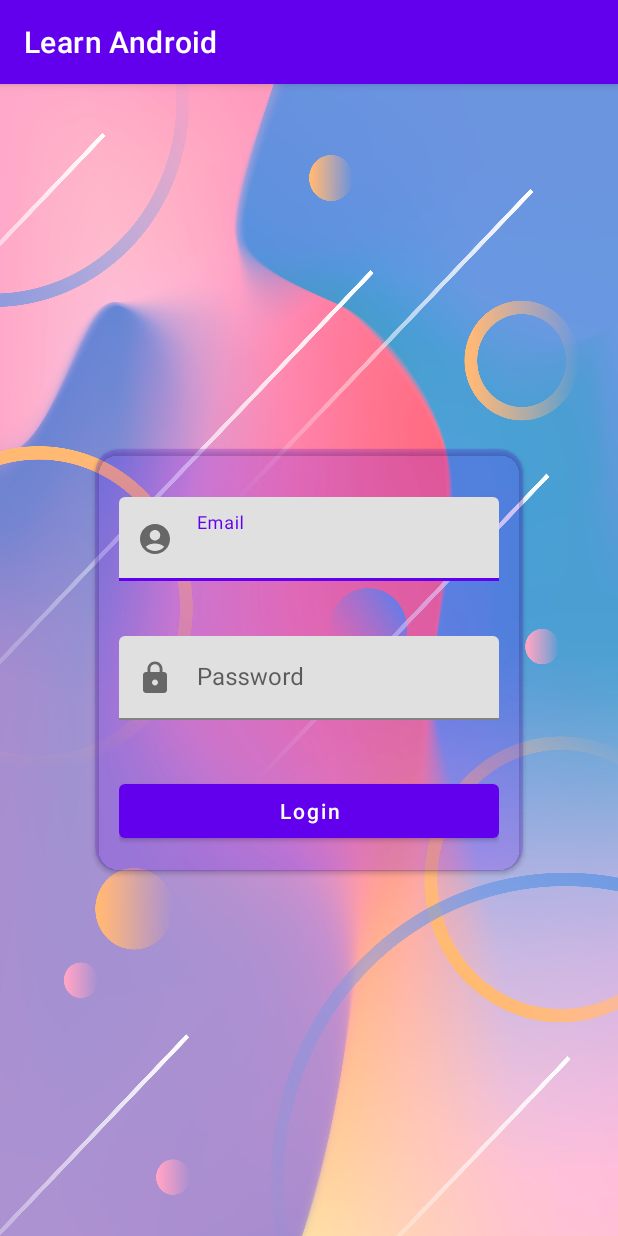
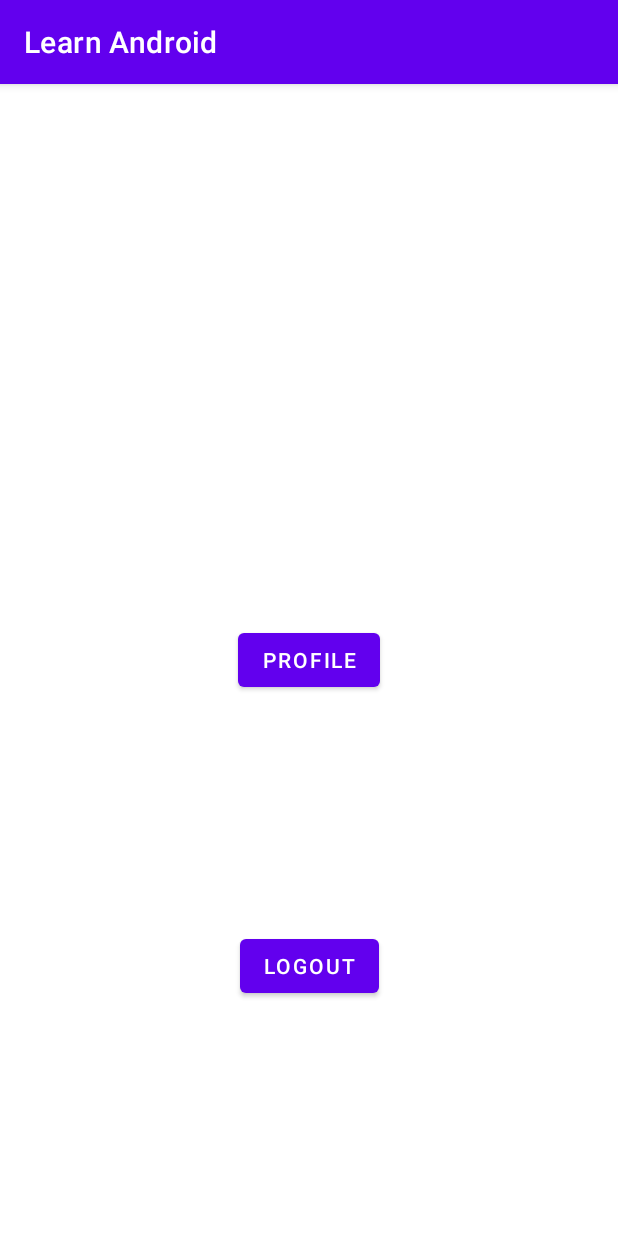
Before and after one commit to faimsoft/learn-android, an Android app: the screen it shows after launch (MainActivity before the commit, HomeActivity after it), after a tap on "Login", on a phone screen of 412 x 824 dp. Run offline under Robolectric (Android 15) with nearby library versions, the phone set to English and light mode, and no system bars.

Commit message:
first commit

```diff
--- a/app/src/main/AndroidManifest.xml
+++ b/app/src/main/AndroidManifest.xml
@@ -14,7 +14,7 @@
         android:theme="@style/Theme.LearnAndroid"
         tools:targetApi="31">
         <activity
-            android:name=".MainActivity"
+            android:name=".SplashActivity"
             android:exported="true">
             <intent-filter>
                 <action android:name="android.intent.action.MAIN" />
@@ -26,6 +26,10 @@
         <activity android:name=".HomeActivity"
             android:exported="false"/>
 
+
+        <activity android:name=".LoginActivity"
+            android:exported="false"/>
+
     </application>
 
 </manifest>
--- a/app/src/main/java/com/faimsoft/learnandroid/HomeActivity.kt
+++ b/app/src/main/java/com/faimsoft/learnandroid/HomeActivity.kt
@@ -1,18 +1,23 @@
 package com.faimsoft.learnandroid
 
 import android.os.Bundle
+import androidx.activity.viewModels
 import androidx.appcompat.app.AppCompatActivity
 import com.faimsoft.learnandroid.databinding.ActivityHomeBinding
+import com.faimsoft.learnandroid.ui.MainViewModel
 
 class HomeActivity: AppCompatActivity() {
+
+    private val mainViewModel: MainViewModel by viewModels()
 
     private lateinit var binding: ActivityHomeBinding
 
     override fun onCreate(savedInstanceState: Bundle?) {
         super.onCreate(savedInstanceState)
+        mainViewModel.init(this)
+
         binding = ActivityHomeBinding.inflate(layoutInflater)
         setContentView(binding.root)
-
 
     }
 
--- a/app/src/main/java/com/faimsoft/learnandroid/MainActivity.kt
+++ b/app/src/main/java/com/faimsoft/learnandroid/LoginActivity.kt
@@ -5,17 +5,23 @@ import androidx.appcompat.app.AppCompatActivity
 import android.os.Bundle
 import android.util.Log
 import android.widget.Toast
-import com.faimsoft.learnandroid.databinding.ActivityMainBinding
+import androidx.activity.viewModels
+import com.faimsoft.learnandroid.databinding.ActivityLoginBinding
+import com.faimsoft.learnandroid.ui.MainViewModel
 import com.google.android.material.textfield.TextInputLayout
 
-class MainActivity : AppCompatActivity() {
+class LoginActivity : AppCompatActivity() {
 
-    private lateinit var binding: ActivityMainBinding
+    private lateinit var binding: ActivityLoginBinding
+
+    private val mainViewModel: MainViewModel by viewModels()
 
     override fun onCreate(savedInstanceState: Bundle?) {
         super.onCreate(savedInstanceState)
-        binding = ActivityMainBinding.inflate(layoutInflater)
+        binding = ActivityLoginBinding.inflate(layoutInflater)
         setContentView(binding.root)
+
+        mainViewModel.init(this)
 
         binding.login.setOnClickListener {
             val email = binding.etUsername.text.toString().trim()
@@ -23,13 +29,11 @@ class MainActivity : AppCompatActivity() {
 
             Log.e(TAG,"email: $email , password: $password")
 
-            if (email == "1234" && password == "1234") {
-                val intent = Intent(this, HomeActivity::class.java)
-                startActivity(intent)
-                return@setOnClickListener
-            }
-            Toast.makeText(this, "Invalid username or password", Toast.LENGTH_SHORT).show()
+            mainViewModel.appDataProvider.login(email, password)
 
+            val intent = Intent(this, HomeActivity::class.java)
+            startActivity(intent)
+            finish()
         }
 
 
--- /dev/null
+++ b/app/src/main/java/com/faimsoft/learnandroid/SplashActivity.kt
@@ -0,0 +1,44 @@
+package com.faimsoft.learnandroid
+
+import android.annotation.SuppressLint
+import android.content.Intent
+import android.os.Bundle
+import android.os.Handler
+import android.os.Looper
+import androidx.activity.viewModels
+import androidx.appcompat.app.AppCompatActivity
+import com.faimsoft.learnandroid.databinding.ActivitySplashBinding
+import com.faimsoft.learnandroid.ui.MainViewModel
+
+@SuppressLint("CustomSplashScreen")
+class SplashActivity: AppCompatActivity() {
+
+    private val mainViewModel: MainViewModel by viewModels()
+    private val handler = Handler(Looper.getMainLooper())
+
+    private lateinit var binding: ActivitySplashBinding
+
+    override fun onCreate(savedInstanceState: Bundle?) {
+        super.onCreate(savedInstanceState)
+        binding = ActivitySplashBinding.inflate(layoutInflater)
+        setContentView(binding.root)
+
+        mainViewModel.init(this)
+
+        handler.postDelayed({
+            if (mainViewModel.appDataProvider.getEmail().isNullOrEmpty()) {
+                val intent = Intent(this, LoginActivity::class.java)
+                startActivity(intent)
+                finish()
+                return@postDelayed
+            }
+            val intent = Intent(this, HomeActivity::class.java)
+            startActivity(intent)
+            finish()
+        }, 2000)
+
+
+    }
+
+
+}
--- /dev/null
+++ b/app/src/main/java/com/faimsoft/learnandroid/config/AppDataProvider.kt
@@ -0,0 +1,27 @@
+package com.faimsoft.learnandroid.config
+
+import android.content.Context
+
+class AppDataProvider(context: Context) {
+
+
+    private val preferences = context.getSharedPreferences("my-data", Context.MODE_PRIVATE)
+
+
+    fun login(email: String, password: String) {
+        preferences.edit().apply {
+            putString("email", email)
+            putString("password", password)
+            apply()
+        }
+    }
+
+    fun getEmail() = preferences.getString("email", "")
+
+    fun getPassword() = preferences.getString("password", "")
+
+    fun logout() {
+        preferences.edit().clear().apply()
+    }
+
+}
--- /dev/null
+++ b/app/src/main/java/com/faimsoft/learnandroid/ui/MainViewModel.kt
@@ -0,0 +1,16 @@
+package com.faimsoft.learnandroid.ui
+
+import android.content.Context
+import androidx.lifecycle.ViewModel
+import com.faimsoft.learnandroid.config.AppDataProvider
+
+class MainViewModel: ViewModel() {
+
+    lateinit var appDataProvider: AppDataProvider
+
+    fun init(context: Context) {
+        appDataProvider = AppDataProvider(context)
+    }
+
+
+}
--- /dev/null
+++ b/app/src/main/java/com/faimsoft/learnandroid/ui/fragments/HomeFragment.kt
@@ -0,0 +1,50 @@
+package com.faimsoft.learnandroid.ui.fragments
+
+import android.content.Intent
+import android.os.Bundle
+import android.view.LayoutInflater
+import android.view.View
+import android.view.ViewGroup
+import androidx.fragment.app.Fragment
+import androidx.fragment.app.activityViewModels
+import androidx.navigation.fragment.findNavController
+import com.faimsoft.learnandroid.LoginActivity
+import com.faimsoft.learnandroid.databinding.FragmentHomeBinding
+import com.faimsoft.learnandroid.ui.MainViewModel
+
+class HomeFragment : Fragment() {
+
+    private val mainViewModel: MainViewModel by activityViewModels()
+
+    private lateinit var binding: FragmentHomeBinding
+
+    override fun onCreateView(
+        inflater: LayoutInflater, container: ViewGroup?,
+        savedInstanceState: Bundle?
+    ): View {
+        binding = FragmentHomeBinding.inflate(inflater, container, false)
+        return binding.root
+    }
+
+    override fun onViewCreated(view: View, savedInstanceState: Bundle?) {
+        super.onViewCreated(view, savedInstanceState)
+
+        binding.profile.setOnClickListener {
+            val action = HomeFragmentDirections.actionHomeFragmentToProfileFragment("Imran")
+            findNavController().navigate(action)
+        }
+
+        binding.email.text = mainViewModel.appDataProvider.getEmail()
+
+        binding.logout.setOnClickListener {
+            mainViewModel.appDataProvider.logout()
+            val intent = Intent(requireContext(), LoginActivity::class.java)
+            startActivity(intent)
+            activity?.finish()
+        }
+
+    }
+
+
+
+}
--- a/app/src/main/res/layout/activity_home.xml
+++ b/app/src/main/res/layout/activity_home.xml
@@ -4,13 +4,16 @@
     android:layout_height="match_parent"
     xmlns:app="http://schemas.android.com/apk/res-auto">
 
-
-    <ImageView
-        android:layout_marginTop="15dp"
+    <fragment
+        android:id="@+id/nav_host_fragment"
+        android:name="androidx.navigation.fragment.NavHostFragment"
+        android:layout_width="match_parent"
+        android:layout_height="0dp"
+        app:defaultNavHost="true"
         app:layout_constraintTop_toTopOf="parent"
-        app:layout_constraintEnd_toEndOf="parent"
-        app:layout_constraintStart_toStartOf="parent"
-        android:layout_width="100dp"
-        android:layout_height="100dp" />
+        app:layout_constraintLeft_toLeftOf="parent"
+        app:layout_constraintRight_toRightOf="parent"
+        app:layout_constraintBottom_toBottomOf="parent"
+        app:navGraph="@navigation/main_path" />
 
 </androidx.constraintlayout.widget.ConstraintLayout>
--- a/app/src/main/res/layout/activity_main.xml
+++ b/app/src/main/res/layout/activity_login.xml
@@ -7,7 +7,7 @@
     android:layout_width="match_parent"
     android:layout_height="match_parent"
     android:background="@drawable/background"
-    tools:context=".MainActivity">
+    tools:context=".LoginActivity">
 
     <androidx.cardview.widget.CardView
         app:layout_constraintStart_toStartOf="parent"
--- /dev/null
+++ b/app/src/main/res/layout/fragment_home.xml
@@ -0,0 +1,39 @@
+<?xml version="1.0" encoding="utf-8"?>
+<androidx.constraintlayout.widget.ConstraintLayout xmlns:android="http://schemas.android.com/apk/res/android"
+    android:layout_width="match_parent"
+    android:layout_height="match_parent"
+    xmlns:app="http://schemas.android.com/apk/res-auto"
+    xmlns:tools="http://schemas.android.com/tools"
+    tools:context="ui.fragments.HomeFragment">
+
+    <Button
+        android:id="@+id/profile"
+        android:text="Profile"
+        app:layout_constraintTop_toTopOf="parent"
+        app:layout_constraintBottom_toBottomOf="parent"
+        app:layout_constraintStart_toStartOf="parent"
+        app:layout_constraintEnd_toEndOf="parent"
+        android:layout_width="wrap_content"
+        android:layout_height="wrap_content"/>
+
+    <TextView
+        android:id="@+id/email"
+        android:textSize="@dimen/text_n"
+        android:gravity="center"
+        android:text="@string/app_name"
+        app:layout_constraintTop_toBottomOf="@id/profile"
+        android:layout_width="match_parent"
+        android:layout_height="wrap_content"/>
+
+    <Button
+        android:id="@+id/logout"
+        android:text="Logout"
+        app:layout_constraintTop_toBottomOf="@id/profile"
+        app:layout_constraintBottom_toBottomOf="parent"
+        app:layout_constraintStart_toStartOf="parent"
+        app:layout_constraintEnd_toEndOf="parent"
+        android:layout_width="wrap_content"
+        android:layout_height="wrap_content"/>
+
+
+</androidx.constraintlayout.widget.ConstraintLayout>
--- /dev/null
+++ b/app/src/main/res/navigation/main_path.xml
@@ -0,0 +1,28 @@
+<?xml version="1.0" encoding="utf-8"?>
+<navigation xmlns:android="http://schemas.android.com/apk/res/android"
+    xmlns:app="http://schemas.android.com/apk/res-auto"
+    xmlns:tools="http://schemas.android.com/tools"
+    android:id="@+id/main_path"
+    app:startDestination="@id/homeFragment">
+    <fragment
+        android:id="@+id/homeFragment"
+        tools:layout="@layout/fragment_home"
+        android:name="com.faimsoft.learnandroid.ui.fragments.HomeFragment"
+        android:label="HomeFragment" >
+        <action
+            android:id="@+id/action_homeFragment_to_profileFragment"
+            app:destination="@id/profileFragment" />
+        <action
+            android:id="@+id/action_homeFragment_self"
+            app:destination="@id/homeFragment" />
+    </fragment>
+    <fragment
+        android:id="@+id/profileFragment"
+        tools:layout="@layout/fragment_profile"
+        android:name="com.faimsoft.learnandroid.ui.fragments.ProfileFragment"
+        android:label="ProfileFragment" >
+        <argument
+            android:name="name"
+            app:argType="string" />
+    </fragment>
+</navigation>
--- a/build.gradle
+++ b/build.gradle
@@ -3,6 +3,7 @@ plugins {
     id 'com.android.application' version '7.2.1' apply false
     id 'com.android.library' version '7.2.1' apply false
     id 'org.jetbrains.kotlin.android' version '1.7.10' apply false
+    id 'androidx.navigation.safeargs' version '2.4.2' apply false
 }
 
 task clean(type: Delete) {
```
Also changed, not shown: app/build.gradle (+11 -3 lines), app/src/main/java/com/faimsoft/learnandroid/ui/fragments/ProfileFragment.kt (added, +33 -0 lines), app/src/main/res/layout/activity_splash.xml (added, +16 -0 lines), app/src/main/res/layout/fragment_profile.xml (added, +27 -0 lines).
